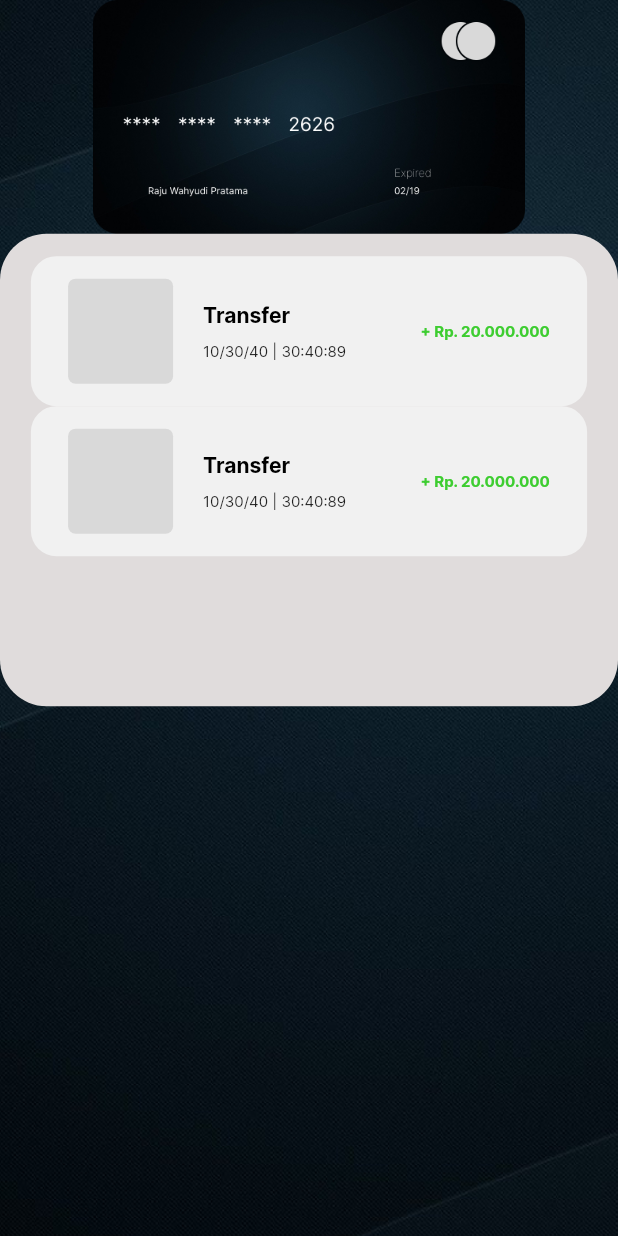
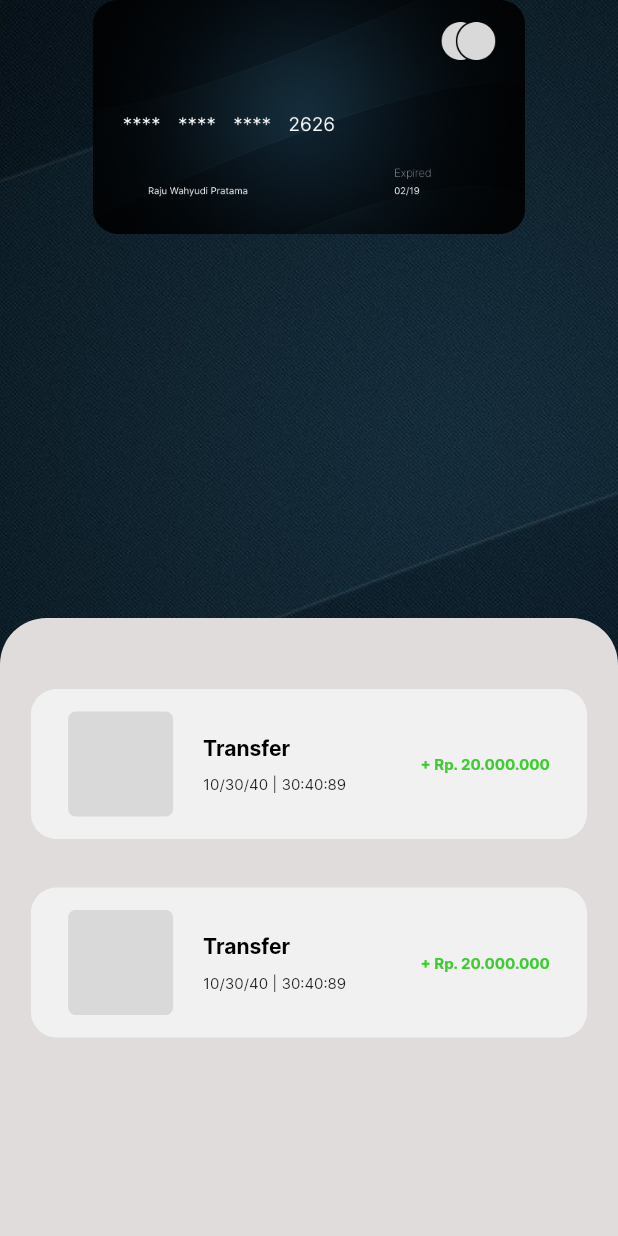
Before and after one commit to rajuwahyudii/mainmenu_mobile_banking-Flutter, a Flutter app: the screen it shows after launch, on a phone screen of 412 x 824 dp. Run offline on Flutter 3.47's test engine with Material 2 defaults, Android fonts, the phone set to English and light mode, and no system bars.

Commit message:
edited widget history list add parameter for width and height

```diff
--- a/lib/pages/mainmenu.dart
+++ b/lib/pages/mainmenu.dart
@@ -24,15 +24,19 @@ class MainMenu extends StatelessWidget {
         child: SafeArea(
           child: SingleChildScrollView(
             child: SizedBox(
+              height: size.height,
               child: Column(
-                mainAxisAlignment: MainAxisAlignment.spaceEvenly,
+                mainAxisAlignment: MainAxisAlignment.spaceBetween,
                 crossAxisAlignment: CrossAxisAlignment.center,
                 children: [
                   Image.asset(
                     "assets/images/card.png",
                     width: size.width * 0.7,
                   ),
-                  ListHistory(size: size.height)
+                  ListHistory(
+                    width: size.width,
+                    height: size.height * 0.5,
+                  )
                 ],
               ),
             ),
--- a/lib/widgets/listhistory.dart
+++ b/lib/widgets/listhistory.dart
@@ -3,21 +3,25 @@ import 'package:mobile_banking_menu/theme/color.dart';
 import 'package:mobile_banking_menu/widgets/history.dart';
 
 class ListHistory extends StatelessWidget {
-  double size;
+  double width;
+  double height;
   ListHistory({
-    required this.size,
+    required this.width,
+    required this.height,
     Key? key,
   }) : super(key: key);
 
   @override
   Widget build(BuildContext context) {
     return Container(
-      width: size,
+      height: height,
+      width: width,
       padding: const EdgeInsets.fromLTRB(0, 15, 0, 100),
-      decoration: BoxDecoration(
+      decoration: const BoxDecoration(
         color: greyBackgroundColor,
-        borderRadius: BorderRadius.circular(
-          31,
+        borderRadius: BorderRadius.only(
+          topLeft: Radius.circular(31),
+          topRight: Radius.circular(31),
         ),
       ),
       child: Column(
```
